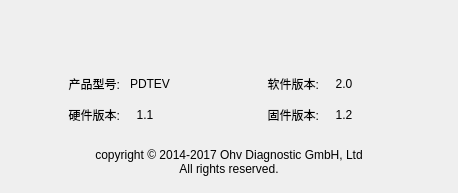
First picture: the form in Gui/Options/systeminfo.ui, repository rpdhunter/swbox, before the edit.
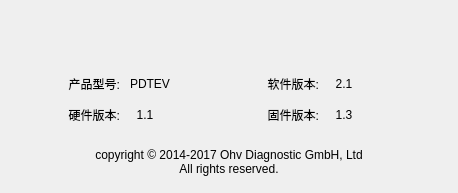
Second picture: the form after the edit. Icons and pictures are not drawn.

What changed in the file:
```diff
--- a/Gui/Options/systeminfo.ui
+++ b/Gui/Options/systeminfo.ui
@@ -108,7 +108,7 @@
      <item row="0" column="3">
       <widget class="QLabel" name="label_9">
        <property name="text">
-        <string notr="true">  2.0</string>
+        <string notr="true">  2.1</string>
        </property>
       </widget>
      </item>
@@ -142,7 +142,7 @@
      <item row="1" column="3">
       <widget class="QLabel" name="label_7">
        <property name="text">
-        <string notr="true">  1.2</string>
+        <string notr="true">  1.3</string>
        </property>
       </widget>
      </item>
```
